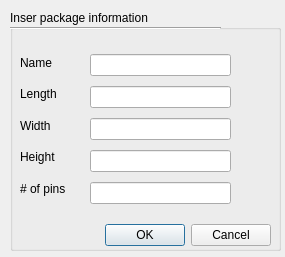
Before: the Qt Designer form pap_gui/ui/packageDialog.ui in JohanVer/PAP2015, drawn with Qt 5.
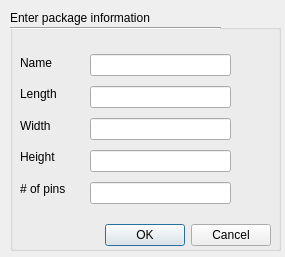
After: the same form once the commit is applied.

Commit message: GUI cleanup - singleCompPlace-Tab del, less overhead in main_window

Patch:
```diff
--- a/pap_gui/ui/packageDialog.ui
+++ b/pap_gui/ui/packageDialog.ui
@@ -23,7 +23,7 @@
     </rect>
    </property>
    <property name="title">
-    <string>Inser package information</string>
+    <string>Enter package information</string>
    </property>
    <widget class="QWidget" name="verticalLayoutWidget">
     <property name="geometry">
```
The commit also changes 5 other files.
